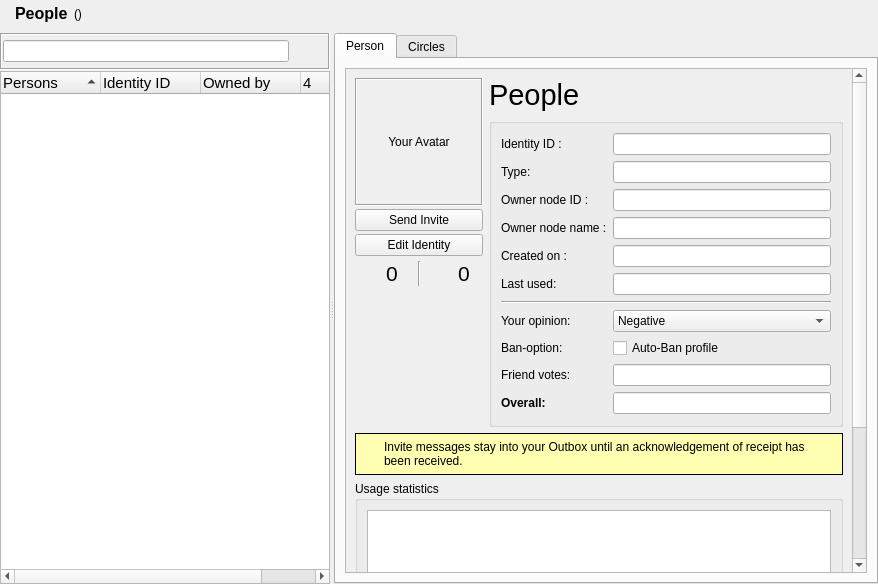
Old version of the form retroshare-gui/src/gui/Identity/IdDialog.ui in the repository RetroShare/RetroShare.
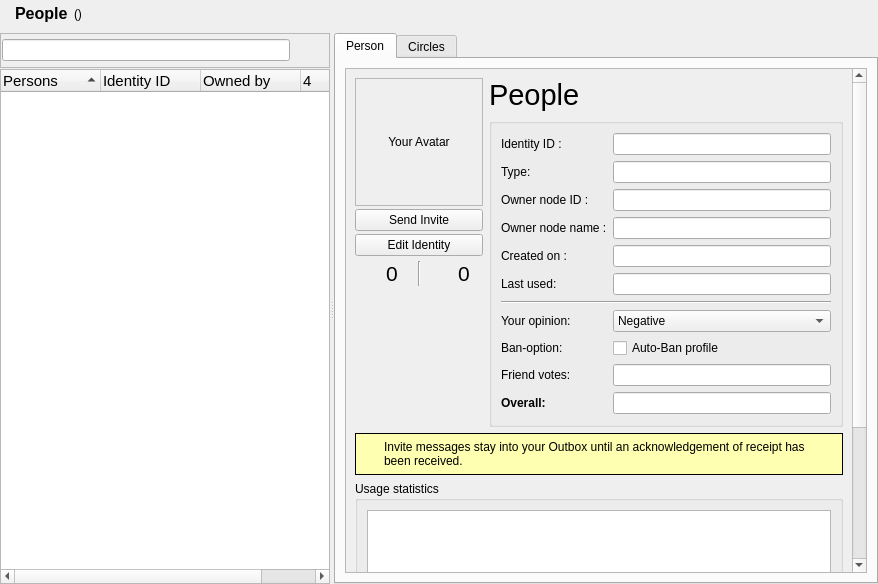
New version of the form. Icons and pictures are not drawn. Custom widgets are drawn as their Qt base class.

Commit message:
Fixed some frames to get compatible for system style
* Fixed some frames to get compatible for system style
* update macos package script

What changed in the file:
```diff
--- a/retroshare-gui/src/gui/Identity/IdDialog.ui
+++ b/retroshare-gui/src/gui/Identity/IdDialog.ui
@@ -154,10 +154,10 @@
        <item>
         <widget class="QFrame" name="toolBarFrame">
          <property name="frameShape">
-          <enum>QFrame::Box</enum>
+          <enum>QFrame::StyledPanel</enum>
          </property>
          <property name="frameShadow">
-          <enum>QFrame::Sunken</enum>
+          <enum>QFrame::Raised</enum>
          </property>
          <layout class="QHBoxLayout" name="toolBarFrameHLayout">
           <property name="leftMargin">
@@ -334,10 +334,10 @@
                    </size>
                   </property>
                   <property name="frameShape">
-                   <enum>QFrame::Box</enum>
+                   <enum>QFrame::StyledPanel</enum>
                   </property>
                   <property name="frameShadow">
-                   <enum>QFrame::Sunken</enum>
+                   <enum>QFrame::Raised</enum>
                   </property>
                   <property name="text">
                    <string extracomment="Click here to change your avatar">Your Avatar</string>
```
The commit also changes 7 other files.
